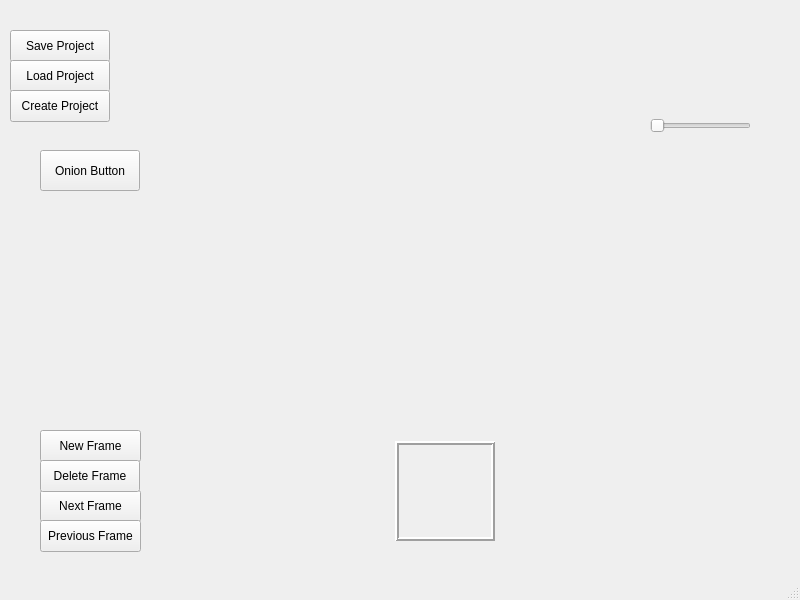
This is Foorge/mainwindow.ui in NCChacki/CS3505-Software2-SpriteEditor as Qt 5 draws it before an edit. The edited form follows.
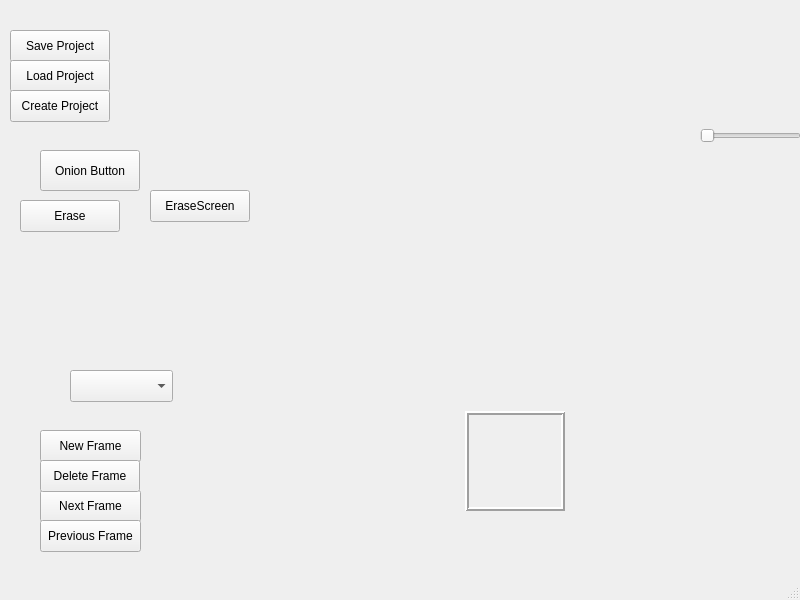
This is the edited form. Custom widgets are drawn as their Qt base class.

Diff of the .ui file:
```diff
--- a/Foorge/mainwindow.ui
+++ b/Foorge/mainwindow.ui
@@ -17,7 +17,7 @@
    <widget class="CanvasWidget" name="canvasWidget" native="true">
     <property name="geometry">
      <rect>
-      <x>200</x>
+      <x>300</x>
       <y>0</y>
       <width>400</width>
       <height>400</height>
@@ -169,6 +169,18 @@
        <height>400</height>
       </rect>
      </property>
+     <property name="minimumSize">
+      <size>
+       <width>400</width>
+       <height>400</height>
+      </size>
+     </property>
+     <property name="maximumSize">
+      <size>
+       <width>400</width>
+       <height>400</height>
+      </size>
+     </property>
      <property name="text">
       <string/>
      </property>
@@ -182,6 +194,18 @@
        <height>400</height>
       </rect>
      </property>
+     <property name="minimumSize">
+      <size>
+       <width>400</width>
+       <height>400</height>
+      </size>
+     </property>
+     <property name="maximumSize">
+      <size>
+       <width>400</width>
+       <height>400</height>
+      </size>
+     </property>
      <property name="palette">
       <palette>
        <active>
@@ -278,8 +302,8 @@
    <widget class="QLabel" name="previewLabel">
     <property name="geometry">
      <rect>
-      <x>650</x>
-      <y>0</y>
+      <x>700</x>
+      <y>10</y>
       <width>100</width>
       <height>100</height>
      </rect>
@@ -330,8 +354,8 @@
    <widget class="QWidget" name="horizontalLayoutWidget">
     <property name="geometry">
      <rect>
-      <x>150</x>
-      <y>440</y>
+      <x>220</x>
+      <y>410</y>
       <width>591</width>
       <height>102</height>
      </rect>
@@ -477,8 +501,8 @@
    <widget class="QSlider" name="frameRateSlider">
     <property name="geometry">
      <rect>
-      <x>650</x>
-      <y>110</y>
+      <x>700</x>
+      <y>120</y>
       <width>101</width>
       <height>31</height>
      </rect>
@@ -528,6 +552,53 @@
      <string>Onion Button</string>
     </property>
    </widget>
+   <widget class="QWidget" name="verticalLayoutWidget">
+    <property name="geometry">
+     <rect>
+      <x>50</x>
+      <y>250</y>
+      <width>160</width>
+      <height>80</height>
+     </rect>
+    </property>
+    <layout class="QVBoxLayout" name="colorPickerLayout"/>
+   </widget>
+   <widget class="QPushButton" name="eraseButton">
+    <property name="geometry">
+     <rect>
+      <x>20</x>
+      <y>200</y>
+      <width>100</width>
+      <height>32</height>
+     </rect>
+    </property>
+    <property name="text">
+     <string>Erase</string>
+    </property>
+   </widget>
+   <widget class="QPushButton" name="eraseScreen">
+    <property name="geometry">
+     <rect>
+      <x>150</x>
+      <y>190</y>
+      <width>100</width>
+      <height>32</height>
+     </rect>
+    </property>
+    <property name="text">
+     <string>EraseScreen</string>
+    </property>
+   </widget>
+   <widget class="QComboBox" name="brushSizeBox">
+    <property name="geometry">
+     <rect>
+      <x>70</x>
+      <y>370</y>
+      <width>103</width>
+      <height>32</height>
+     </rect>
+    </property>
+   </widget>
   </widget>
   <widget class="QMenuBar" name="menubar">
    <property name="geometry">
```
